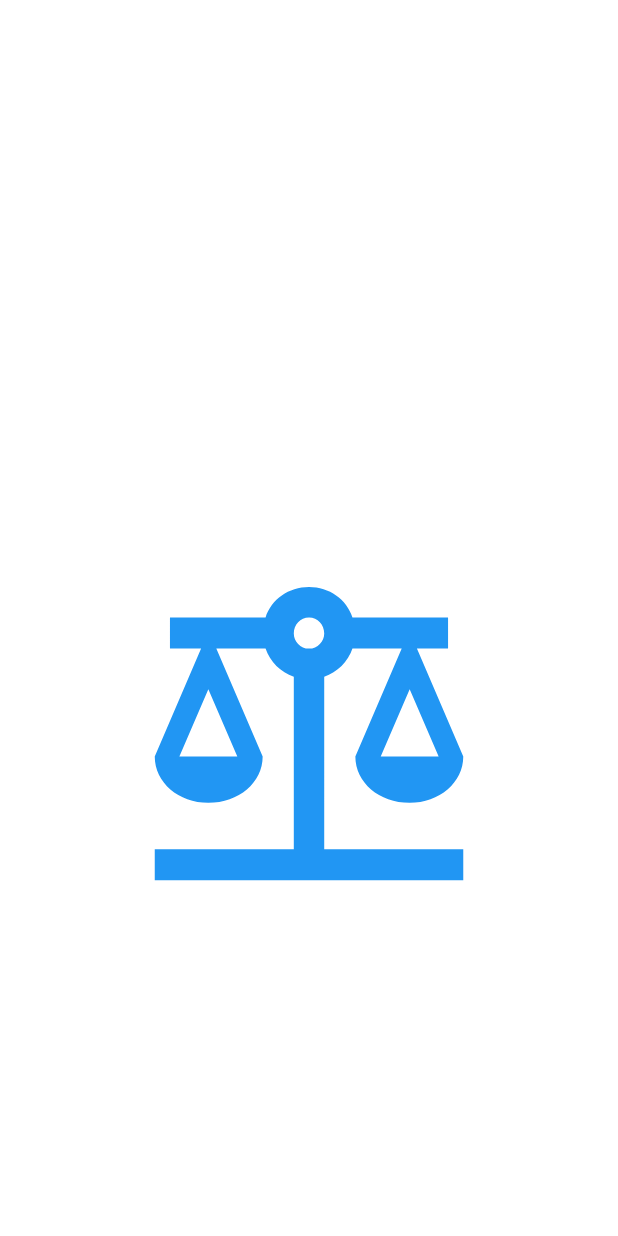
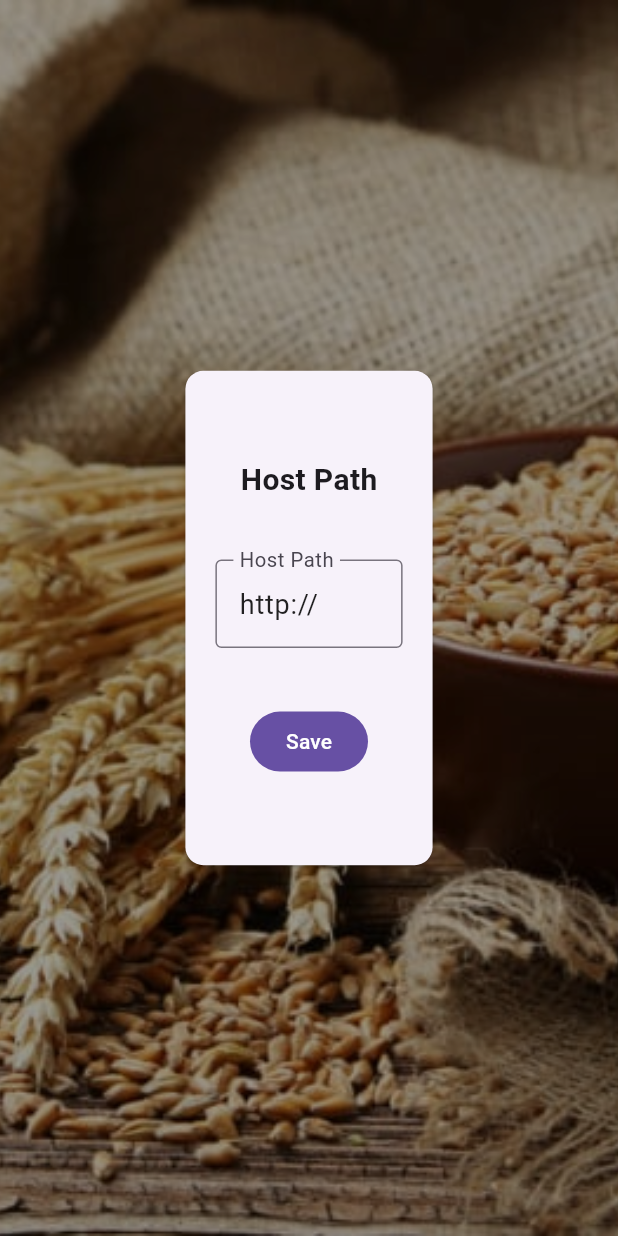
Before and after one commit to lar-asmaoui/serialport-flutter-app, a Flutter app: the first screen one second after launch, on a phone screen of 412 x 824 dp. Run offline on Flutter 3.47's test engine with Material 2 defaults, Android fonts, the phone set to English and light mode, and no system bars; drawn by our look-alikes of animated_splash_screen; our stand-ins replace animated_custom_dropdown, awesome_dialog, buttons_tabbar, data_table_2, loading_animation_widget, motion_toast and 6 more; missing offline and left inert: flutter_libserialport; accounts and stored records are empty; network calls fail.

Commit message:
fix host path issues

```diff
--- a/lib/api/api_connect.dart
+++ b/lib/api/api_connect.dart
@@ -1,31 +1,60 @@
-// ignore_for_file: constant_identifier_names
+// ignore_for_file: constant_identifier_names, prefer_interpolation_to_compose_strings
+
+import 'package:shared_preferences/shared_preferences.dart';
 
 class ApiConnect {
-  static const HOST_PATH = "http://127.0.0.1/mathana";
+  static Future<String> get hostPath async {
+    SharedPreferences prefs = await SharedPreferences.getInstance();
+    String? path = prefs.getString('HOST_PATH');
+    // path ??= "http://127.0.0.1";
+    return path ?? "";
+  }
+
+  static Future<void> setHostPath(String path) async {
+    SharedPreferences prefs = await SharedPreferences.getInstance();
+    prefs.setString('HOST_PATH', path);
+  }
+
   //users
-  static const create = "$HOST_PATH/users/create.php";
-  static const login = "$HOST_PATH/users/login.php";
-  static const validate = "$HOST_PATH/users/validate.php";
-  static const loadUsers = "$HOST_PATH/users/all.php";
-  static const updateUser = "$HOST_PATH/users/update.php";
-  static const deleteUser = "$HOST_PATH/users/delete.php";
-  static const updateAllInfo = "$HOST_PATH/users/update_all_info.php";
+  static Future<String> get create async =>
+      await hostPath + "/mathana/users/create.php";
+  static Future<String> get login async =>
+      await hostPath + "/mathana/users/login.php";
+  static Future<String> get validate async =>
+      await hostPath + "/mathana/users/validate.php";
+  static Future<String> get loadUsers async =>
+      await hostPath + "/mathana/users/all.php";
+  static Future<String> get updateUser async =>
+      await hostPath + "/mathana/users/update.php";
+  static Future<String> get deleteUser async =>
+      await hostPath + "/mathana/users/delete.php";
+  static Future<String> get updateAllInfo async =>
+      await hostPath + "/mathana/users/update_all_info.php";
 
   // orders
-  static const addOrder = "$HOST_PATH/orders/add.php";
-  static const loadOrders = "$HOST_PATH/orders/read.php";
+  static Future<String> get addOrder async =>
+      await hostPath + "/mathana/orders/add.php";
+  static Future<String> get loadOrders async =>
+      await hostPath + "/mathana/orders/read.php";
 
   // prices
-  static const getPrices = "$HOST_PATH/prices/read.php";
-  static const updatePrice = "$HOST_PATH/prices/update.php";
+  static Future<String> get getPrices async =>
+      await hostPath + "/mathana/prices/read.php";
+  static Future<String> get updatePrice async =>
+      await hostPath + "/mathana/prices/update.php";
 
   // printers
-  static const getPrinters = "$HOST_PATH/printers/read.php";
-  static const addPrinter = "$HOST_PATH/printers/add.php";
-  static const updatePrinter = "$HOST_PATH/printers/update.php";
-  static const deletePrinter = "$HOST_PATH/printers/delete.php";
+  static Future<String> get getPrinters async =>
+      await hostPath + "/mathana/printers/read.php";
+  static Future<String> get addPrinter async =>
+      await hostPath + "/mathana/printers/add.php";
+  static Future<String> get updatePrinter async =>
+      await hostPath + "/mathana/printers/update.php";
+  static Future<String> get deletePrinter async =>
+      await hostPath + "/mathana/printers/delete.php";
 
-  // tickets
-  static const updateTicket = "$HOST_PATH/tickets/update.php";
-  static const readTicket = "$HOST_PATH/tickets/read.php";
+  static Future<String> get updateTicket async =>
+      await hostPath + "/mathana/tickets/update.php";
+  static Future<String> get readTicket async =>
+      await hostPath + "/mathana/tickets/read.php";
 }
--- a/lib/controllers/order_controller.dart
+++ b/lib/controllers/order_controller.dart
@@ -22,7 +22,7 @@ class OrderController extends ChangeNotifier {
 
   Future<void> loadOrders() async {
     try {
-      final response = await http.get(Uri.parse(ApiConnect.loadOrders));
+      final response = await http.get(Uri.parse(await ApiConnect.loadOrders));
       if (response.statusCode == 200) {
         final responseData = jsonDecode(response.body);
         if (responseData['success'] == true) {
@@ -64,7 +64,7 @@ class OrderController extends ChangeNotifier {
       double priceKg, double totalPrice, double totalWeight) async {
     try {
       final response = await http.post(
-        Uri.parse(ApiConnect.addOrder),
+        Uri.parse(await ApiConnect.addOrder),
         body: {
           'kg_price': priceKg.toString(),
           'total_price': totalPrice.toString(),
--- a/lib/controllers/prices_controller.dart
+++ b/lib/controllers/prices_controller.dart
@@ -17,7 +17,7 @@ class PricesController extends ChangeNotifier {
     }
     try {
       final response =
-          await http.post(Uri.parse(ApiConnect.updatePrice), body: {
+          await http.post(Uri.parse(await ApiConnect.updatePrice), body: {
         'kg_price': newPrice.toString(),
       });
       if (response.statusCode == 200) {
@@ -37,14 +37,14 @@ class PricesController extends ChangeNotifier {
 
   Future<void> loadPrice() async {
     try {
-      final response = await http.get(Uri.parse(ApiConnect.getPrices));
+      final response = await http.get(Uri.parse(await ApiConnect.getPrices));
       if (response.statusCode == 200) {
         final responseData = jsonDecode(response.body);
         if (responseData['success'] == true) {
           _price = double.parse(responseData['price']['kg_price']);
           notifyListeners();
         } else {
-          throw Exception('Failed to load price');
+          throw Exception('Failed to load price 2');
         }
       }
     } catch (error) {
--- a/lib/main.dart
+++ b/lib/main.dart
@@ -1,11 +1,14 @@
 import 'dart:convert';
 
 import 'package:flutter/material.dart';
+import 'package:http/http.dart' as http;
 import 'package:provider/provider.dart';
 import 'package:animated_splash_screen/animated_splash_screen.dart';
 import 'package:page_transition/page_transition.dart';
 import 'package:intl/date_symbol_data_local.dart';
 import 'package:shared_preferences/shared_preferences.dart';
+import 'package:weight_calculator/api/api_connect.dart';
+import 'package:weight_calculator/views/host_path_screen.dart';
 import '../controllers/auth_controller.dart';
 import '../controllers/cart_controller.dart';
 import '../controllers/order_controller.dart';
@@ -28,10 +31,13 @@ void main() async {
     isAdmin = false;
   }
 
+  var hostPath = await ApiConnect.hostPath;
+  print(hostPath);
   initializeDateFormatting('fr_FR', null).then((_) {
     runApp(MyApp(
       currentUser: currentUser,
       isAdmin: isAdmin,
+      hostPath: hostPath,
     ));
   });
 }
@@ -39,14 +45,24 @@ void main() async {
 class MyApp extends StatelessWidget {
   final String? currentUser;
   final bool? isAdmin;
+  final String? hostPath;
 
   const MyApp({
     Key? key,
     this.currentUser,
     this.isAdmin,
+    this.hostPath,
   }) : super(key: key);
 
-  // This widget is the root of your application.
+  Future<bool> checkConnection() async {
+    var response = await http.get(Uri.parse(hostPath!));
+    if (response.statusCode == 200) {
+      return true;
+    } else {
+      return false;
+    }
+  }
+
   @override
   Widget build(BuildContext context) {
     final deviceSize = MediaQuery.of(context).size;
@@ -92,19 +108,49 @@ class MyApp extends StatelessWidget {
             ),
           ),
         ),
-        home: AnimatedSplashScreen(
-          duration: 3000,
-          splash: Icon(
-            size: deviceSize.height * 0.3,
-            Icons.balance,
-            color: Theme.of(context).primaryColor,
-          ),
-          nextScreen:
-              currentUser != null ? const MainScreen() : const LoginScreen(),
-          splashTransition: SplashTransition.fadeTransition,
-          pageTransitionType: PageTransitionType.bottomToTop,
-          backgroundColor: Colors.white,
+        // home: AnimatedSplashScreen(
+        //   duration: 3000,
+        //   splash: Icon(
+        //     size: deviceSize.height * 0.3,
+        //     Icons.balance,
+        //     color: Theme.of(context).primaryColor,
+        //   ),
+        //   nextScreen:
+        //       currentUser != null ? const MainScreen() : const LoginScreen(),
+        //   splashTransition: SplashTransition.fadeTransition,
+        //   pageTransitionType: PageTransitionType.bottomToTop,
+        //   backgroundColor: Colors.white,
+        // ),
+        // home: hostPath == ""
+        //     ? HostPathScreen()
+        //     : (currentUser != null ? const MainScreen() : const LoginScreen()),
+
+        home: FutureBuilder<bool>(
+          future: checkConnection(),
+          builder: (BuildContext context, AsyncSnapshot<bool> snapshot) {
+            if (snapshot.connectionState == ConnectionState.waiting) {
+              return const Scaffold(
+                body: Center(
+                  child: CircularProgressIndicator(),
+                ),
+              );
+            } else {
+              if (snapshot.hasError) {
+                return const HostPathScreen();
+              } else {
+                if (snapshot.data == true) {
+                  return currentUser != null
+                      ? const MainScreen()
+                      : const LoginScreen();
+                } else {
+                  return const HostPathScreen();
+                }
+              }
+            }
+          },
         ),
+
+        // home: HostPathScreen(),
         routes: {
           RegisterScreen.routeName: (context) => const RegisterScreen(),
           LoginScreen.routeName: (context) => const LoginScreen(),
--- /dev/null
+++ b/lib/views/host_path_screen.dart
@@ -0,0 +1,168 @@
+import 'dart:async';
+import 'package:flutter/material.dart';
+import 'package:http/http.dart' as http;
+import 'package:weight_calculator/api/api_connect.dart';
+
+class HostPathScreen extends StatefulWidget {
+  const HostPathScreen({Key? key}) : super(key: key);
+
+  @override
+  State<HostPathScreen> createState() => _HostPathScreenState();
+}
+
+class _HostPathScreenState extends State<HostPathScreen> {
+  final _controller = TextEditingController(text: 'http://');
+  final _formKey = GlobalKey<FormState>();
+  bool _isLoading = false;
+
+  bool isValidIP(String ip) {
+    final regExp = RegExp(r'^http://(\d{1,3}\.\d{1,3}\.\d{1,3}\.\d{1,3})$');
+    final ipAddress = ip.substring(7);
+    final parts = ipAddress.split('.');
+    return regExp.hasMatch(ip) && parts.every((part) => int.parse(part) <= 255);
+  }
+
+  Future<bool> checkConnection(String ip) async {
+    try {
+      final response =
+          await http.get(Uri.parse(ip)).timeout(const Duration(seconds: 10));
+      return response.statusCode == 200;
+    } catch (_) {
+      return false;
+    }
+  }
+
+  Future<void> _showDialog(String title, String content) async {
+    return showDialog<void>(
+      context: context,
+      barrierDismissible: false, // user must tap button to close dialog
+      builder: (BuildContext context) {
+        return AlertDialog(
+          title: Text(title),
+          content: SingleChildScrollView(
+            child: ListBody(
+              children: <Widget>[
+                Text(content),
+              ],
+            ),
+          ),
+          actions: <Widget>[
+            TextButton(
+              child: const Text('Ok'),
+              onPressed: () {
+                Navigator.of(context).pop();
+              },
+            ),
+          ],
+        );
+      },
+    );
+  }
+
+  @override
+  void initState() {
+    super.initState();
+    // _controller.addListener(() {
+    //   if (_controller.text.length < 7) {
+    //     _controller.text = 'http://';
+    //     _controller.selection = TextSelection.fromPosition(
+    //       TextPosition(offset: _controller.text.length),
+    //     );
+    //   }
+    // });
+  }
+
+  @override
+  Widget build(BuildContext context) {
+    final deviceSize = MediaQuery.of(context).size;
+    return Scaffold(
+      body: SafeArea(
+        child: Stack(
+          children: [
+            Container(
+              decoration: const BoxDecoration(
+                image: DecorationImage(
+                  fit: BoxFit.cover,
+                  image: AssetImage(
+                    'assets/images/wheat.jpg',
+                  ),
+                ),
+              ),
+            ),
+            Container(
+              decoration: const BoxDecoration(
+                color: Color.fromRGBO(0, 0, 0, 0.4),
+              ),
+            ),
+            Center(
+              child: Card(
+                child: Container(
+                  padding: const EdgeInsets.all(20),
+                  width: deviceSize.width * 0.4,
+                  height: deviceSize.height * 0.4,
+                  child: Form(
+                    key: _formKey,
+                    child: Column(
+                      crossAxisAlignment: CrossAxisAlignment.center,
+                      mainAxisAlignment: MainAxisAlignment.spaceEvenly,
+                      children: [
+                        const Text(
+                          'Host Path',
+                          style: TextStyle(
+                            fontSize: 20,
+                            fontWeight: FontWeight.bold,
+                          ),
+                        ),
+                        TextFormField(
+                          controller: _controller,
+                          validator: (value) =>
+                              isValidIP(value!) ? null : 'Invalid IP Address',
+                          decoration: const InputDecoration(
+                            labelText: 'Host Path',
+                            border: OutlineInputBorder(),
+                          ),
+                        ),
+                        _isLoading
+                            ? const CircularProgressIndicator()
+                            : FilledButton(
+                                onPressed: () async {
+                                  if (_formKey.currentState!.validate()) {
+                                    setState(() {
+                                      _isLoading = true;
+                                    });
+                                    bool connect =
+                                        await checkConnection(_controller.text);
+                                    setState(() {
+                                      _isLoading = false;
+                                    });
+                                    if (connect) {
+                                      _showDialog(
+                                          'Success', 'Connection Successful');
+
+                                      ApiConnect.setHostPath(_controller.text)
+                                          .then((value) {
+                                        Future.delayed(
+                                            const Duration(seconds: 3), () {
+                                          Navigator.of(context)
+                                              .pushReplacementNamed('/login');
+                                        });
+                                      });
+                                    } else {
+                                      _showDialog('Error', 'Connection Failed');
+                                    }
+                                  }
+                                },
+                                child: const Text('Save'),
+                              ),
+                      ],
+                    ),
+                  ),
+                ),
+              ),
+            ),
+          ],
+        ),
+      ),
+    );
+  }
+}
```
Also changed, not shown: lib/controllers/auth_controller.dart (+4 -3 lines), lib/controllers/users_controller.dart (+4 -4 lines), lib/utils/invoices.dart (+0 -11 lines).
